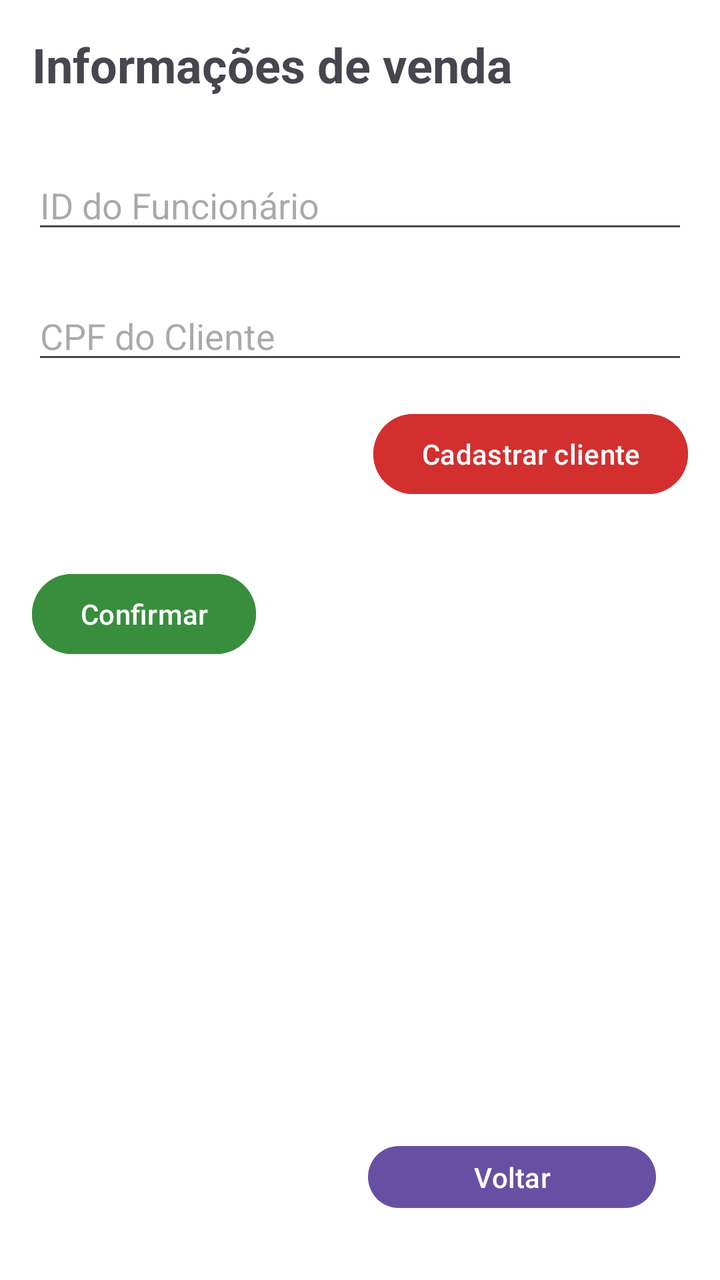
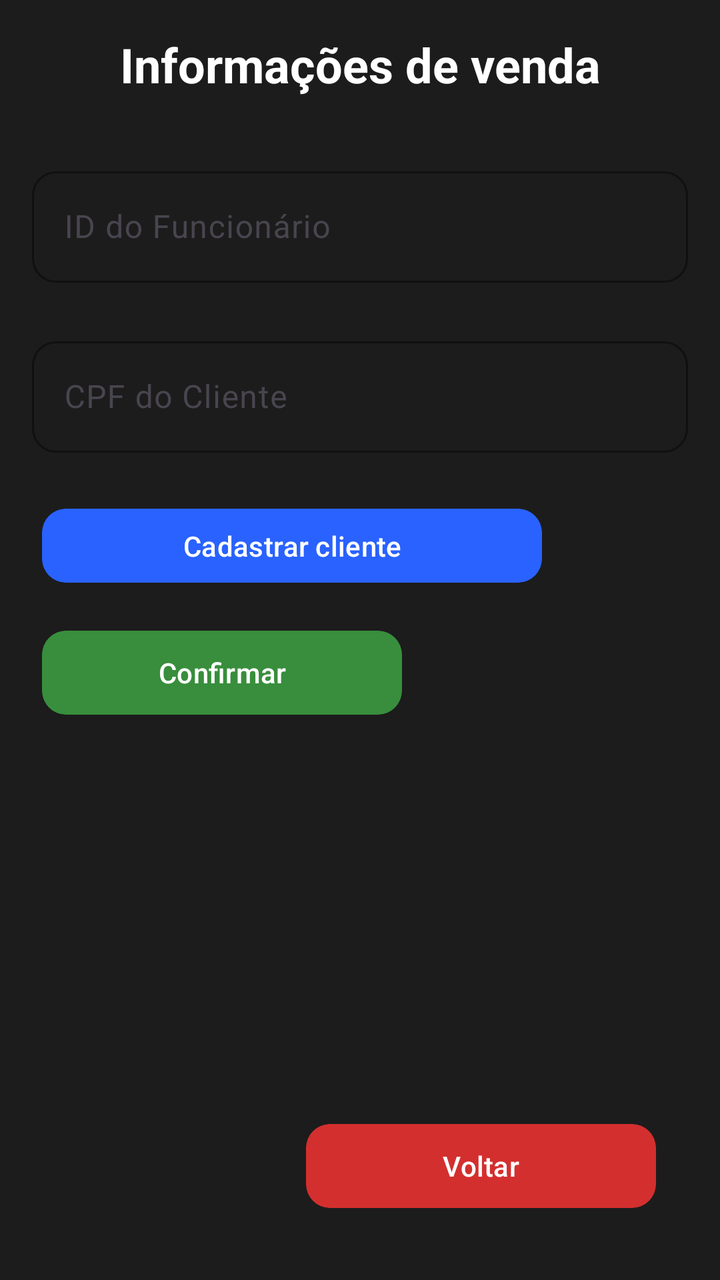

Two renders of the same Android screen: before a commit and after it. Below are the layout's source before the change and the commit's diff.
<!-- AndroidManifest.xml: application theme Theme.Teste -->
<!-- res/layout/identificacao_venda.xml -->
<?xml version="1.0" encoding="utf-8"?>
<androidx.constraintlayout.widget.ConstraintLayout xmlns:android="http://schemas.android.com/apk/res/android"
    xmlns:app="http://schemas.android.com/apk/res-auto"
    xmlns:tools="http://schemas.android.com/tools"
    android:id="@+id/main"
    android:layout_width="match_parent"
    android:layout_height="match_parent"
    android:background="#FFFFFF"
    android:padding="16dp">

    <TextView
        android:id="@+id/titleInfo"
        android:layout_width="wrap_content"
        android:layout_height="wrap_content"
        android:text="Informações de venda"
        android:textSize="24sp"
        android:textStyle="bold"
        app:layout_constraintStart_toStartOf="parent"
        app:layout_constraintTop_toTopOf="parent" />

    <EditText
        android:id="@+id/editFuncionario"
        android:layout_width="0dp"
        android:layout_height="wrap_content"
        android:layout_marginTop="32dp"
        android:hint="ID do Funcionário"
        android:inputType="number"
        app:layout_constraintEnd_toEndOf="parent"
        app:layout_constraintHorizontal_bias="0"
        app:layout_constraintStart_toStartOf="parent"
        app:layout_constraintTop_toBottomOf="@id/titleInfo" />

    <EditText
        android:id="@+id/editCpfCliente"
        android:layout_width="0dp"
        android:layout_height="wrap_content"
        android:layout_marginTop="24dp"
        android:hint="CPF do Cliente"
        android:inputType="text"
        app:layout_constraintEnd_toEndOf="parent"
        app:layout_constraintStart_toStartOf="parent"
        app:layout_constraintTop_toBottomOf="@id/editFuncionario" />

    <Button
        android:id="@+id/btnCadastrarCliente"
        android:layout_width="wrap_content"
        android:layout_height="wrap_content"
        android:layout_marginTop="16dp"
        android:backgroundTint="#D32F2F"
        android:text="Cadastrar cliente"
        android:textColor="#FFFFFF"
        app:layout_constraintEnd_toEndOf="parent"
        app:layout_constraintTop_toBottomOf="@id/editCpfCliente" />

    <Button
        android:id="@+id/btnContinuarVenda"
        android:layout_width="wrap_content"
        android:layout_height="wrap_content"
        android:layout_marginTop="32dp"
        android:backgroundTint="#388E3C"
        android:text="Confirmar"
        android:textColor="#FFFFFF"
        app:layout_constraintStart_toStartOf="parent"
        app:layout_constraintTop_toBottomOf="@id/btnCadastrarCliente" />

    <Button
        android:id="@+id/infos_to_main"
        android:layout_width="144dp"
        android:layout_height="39dp"
        android:layout_marginEnd="16dp"
        android:layout_marginBottom="16dp"
        android:text="Voltar"
        app:layout_constraintBottom_toBottomOf="parent"
        app:layout_constraintEnd_toEndOf="parent" />

</androidx.constraintlayout.widget.ConstraintLayout>
<!-- resources referenced by this layout -->
<resources>
  <style name="Theme.Teste" parent="Base.Theme.Teste" />
  <style name="Base.Theme.Teste" parent="Theme.Material3.DayNight.NoActionBar">
          
          
      </style>
</resources>

<!-- the commit's change to res/layout/identificacao_venda.xml (unified diff, before → after) -->
@@ -1,13 +1,16 @@
 <?xml version="1.0" encoding="utf-8"?>
-<androidx.constraintlayout.widget.ConstraintLayout xmlns:android="http://schemas.android.com/apk/res/android"
+<androidx.constraintlayout.widget.ConstraintLayout
+    xmlns:android="http://schemas.android.com/apk/res/android"
     xmlns:app="http://schemas.android.com/apk/res-auto"
     xmlns:tools="http://schemas.android.com/tools"
     android:id="@+id/main"
     android:layout_width="match_parent"
     android:layout_height="match_parent"
-    android:background="#FFFFFF"
-    android:padding="16dp">
+    android:background="#1C1C1C"
+    android:padding="16dp"
+    tools:context=".VendaActivity">
 
+    
     <TextView
         android:id="@+id/titleInfo"
         android:layout_width="wrap_content"
@@ -15,61 +18,105 @@
         android:text="Informações de venda"
         android:textSize="24sp"
         android:textStyle="bold"
+        android:textColor="#FFFFFF"
+        app:layout_constraintTop_toTopOf="parent"
         app:layout_constraintStart_toStartOf="parent"
-        app:layout_constraintTop_toTopOf="parent" />
+        app:layout_constraintEnd_toEndOf="parent"/>
 
-    <EditText
-        android:id="@+id/editFuncionario"
+    
+    <com.google.android.material.textfield.TextInputLayout
+        android:id="@+id/layoutEditFuncionario"
         android:layout_width="0dp"
         android:layout_height="wrap_content"
         android:layout_marginTop="32dp"
-        android:hint="ID do Funcionário"
-        android:inputType="number"
+        app:layout_constraintTop_toBottomOf="@id/titleInfo"
+        app:layout_constraintStart_toStartOf="parent"
         app:layout_constraintEnd_toEndOf="parent"
-        app:layout_constraintHorizontal_bias="0"
-        app:layout_constraintStart_toStartOf="parent"
-        app:layout_constraintTop_toBottomOf="@id/titleInfo" />
+        app:boxBackgroundMode="outline"
+        app:boxCornerRadiusTopStart="12dp"
+        app:boxCornerRadiusTopEnd="12dp"
+        app:boxCornerRadiusBottomStart="12dp"
+        app:boxCornerRadiusBottomEnd="12dp"
+        app:boxStrokeColor="#2962FF">
 
-    <EditText
-        android:id="@+id/editCpfCliente"
+        <com.google.android.material.textfield.TextInputEditText
+            android:id="@+id/editFuncionario"
+            android:layout_width="match_parent"
+            android:layout_height="wrap_content"
+            android:hint="ID do Funcionário"
+            android:inputType="number"
+            android:textColor="#FFFFFF"
+            android:textColorHint="#B0B0B0"/>
+    </com.google.android.material.textfield.TextInputLayout>
+
+    
+    <com.google.android.material.textfield.TextInputLayout
+        android:id="@+id/layoutEditCpfCliente"
         android:layout_width="0dp"
         android:layout_height="wrap_content"
         android:layout_marginTop="24dp"
-        android:hint="CPF do Cliente"
-        android:inputType="text"
+        app:layout_constraintTop_toBottomOf="@id/layoutEditFuncionario"
+        app:layout_constraintStart_toStartOf="parent"
         app:layout_constraintEnd_toEndOf="parent"
-        app:layout_constraintStart_toStartOf="parent"
-        app:layout_constraintTop_toBottomOf="@id/editFuncionario" />
+        app:boxBackgroundMode="outline"
+        app:boxCornerRadiusTopStart="12dp"
+        app:boxCornerRadiusTopEnd="12dp"
+        app:boxCornerRadiusBottomStart="12dp"
+        app:boxCornerRadiusBottomEnd="12dp"
+        app:boxStrokeColor="#2962FF">
 
+        <com.google.android.material.textfield.TextInputEditText
+            android:id="@+id/editCpfCliente"
+            android:layout_width="match_parent"
+            android:layout_height="wrap_content"
+            android:hint="CPF do Cliente"
+            android:inputType="text"
+            android:textColor="#FFFFFF"
+            android:textColorHint="#B0B0B0"/>
+    </com.google.android.material.textfield.TextInputLayout>
+
+    
     <Button
         android:id="@+id/btnCadastrarCliente"
-        android:layout_width="wrap_content"
-        android:layout_height="wrap_content"
-        android:layout_marginTop="16dp"
-        android:backgroundTint="#D32F2F"
+        android:layout_width="250dp"
+        android:layout_height="45dp"
+        android:layout_marginStart="5dp"
+        android:layout_marginTop="24dp"
+        android:backgroundTint="#2962FF"
+        android:clipToOutline="true"
         android:text="Cadastrar cliente"
         android:textColor="#FFFFFF"
-        app:layout_constraintEnd_toEndOf="parent"
-        app:layout_constraintTop_toBottomOf="@id/editCpfCliente" />
+        app:cornerRadius="12dp"
+        app:layout_constraintStart_toStartOf="parent"
+        app:layout_constraintTop_toBottomOf="@id/layoutEditCpfCliente" />
 
+    
     <Button
         android:id="@+id/btnContinuarVenda"
-        android:layout_width="wrap_content"
-        android:layout_height="wrap_content"
-        android:layout_marginTop="32dp"
+        android:layout_width="180dp"
+        android:layout_height="50dp"
+        android:layout_marginStart="5dp"
+        android:layout_marginTop="16dp"
         android:backgroundTint="#388E3C"
+        android:clipToOutline="true"
         android:text="Confirmar"
         android:textColor="#FFFFFF"
+        app:cornerRadius="12dp"
         app:layout_constraintStart_toStartOf="parent"
         app:layout_constraintTop_toBottomOf="@id/btnCadastrarCliente" />
 
+    
     <Button
         android:id="@+id/infos_to_main"
-        android:layout_width="144dp"
-        android:layout_height="39dp"
+        android:layout_width="175dp"
+        android:layout_height="50dp"
         android:layout_marginEnd="16dp"
         android:layout_marginBottom="16dp"
+        android:backgroundTint="#D32F2F"
+        android:clipToOutline="true"
         android:text="Voltar"
+        android:textColor="#FFFFFF"
+        app:cornerRadius="12dp"
         app:layout_constraintBottom_toBottomOf="parent"
         app:layout_constraintEnd_toEndOf="parent" />
 
